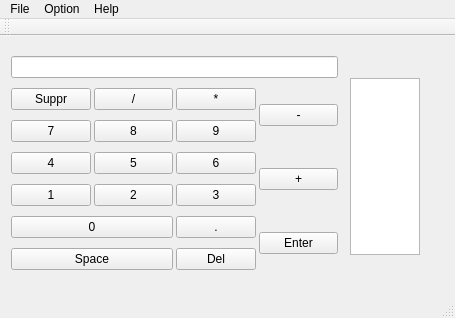
First picture: the form in Calculette LO21/mainwindow.ui, repository lfgLO21/projet-LO21, before the edit.
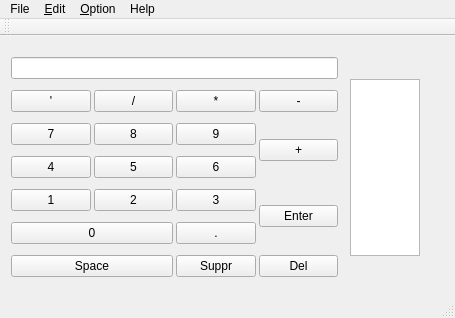
Second picture: the form after the edit.

Commit message: ajout fraction_exception et menu de la calculette

```diff
--- a/Calculette LO21/mainwindow.ui
+++ b/Calculette LO21/mainwindow.ui
@@ -20,14 +20,14 @@
       <x>0</x>
       <y>0</y>
       <width>431</width>
-      <height>261</height>
+      <height>263</height>
      </rect>
     </property>
     <layout class="QVBoxLayout" name="verticalLayout">
      <item>
       <layout class="QHBoxLayout" name="horizontalLayout">
        <item>
-        <layout class="QGridLayout" name="gridLayout" rowstretch="0,0,0,0,0,0,0,0,0,0">
+        <layout class="QGridLayout" name="gridLayout" rowstretch="0,0,0,0,0,0,0,0">
          <property name="sizeConstraint">
           <enum>QLayout::SetMinimumSize</enum>
          </property>
@@ -50,16 +50,6 @@
            </property>
           </widget>
          </item>
-         <item row="5" column="1">
-          <widget class="QPushButton" name="num5Button">
-           <property name="text">
-            <string>5</string>
-           </property>
-           <property name="shortcut">
-            <string>5</string>
-           </property>
-          </widget>
-         </item>
          <item row="3" column="1">
           <widget class="QPushButton" name="num8Button">
            <property name="text">
@@ -70,46 +60,6 @@
            </property>
           </widget>
          </item>
-         <item row="6" column="1">
-          <widget class="QPushButton" name="num2Button">
-           <property name="text">
-            <string>2</string>
-           </property>
-           <property name="shortcut">
-            <string>2</string>
-           </property>
-          </widget>
-         </item>
-         <item row="6" column="0">
-          <widget class="QPushButton" name="num1Button">
-           <property name="text">
-            <string>1</string>
-           </property>
-           <property name="shortcut">
-            <string>1</string>
-           </property>
-          </widget>
-         </item>
-         <item row="8" column="0" colspan="2">
-          <widget class="QPushButton" name="num0Button">
-           <property name="text">
-            <string>0</string>
-           </property>
-           <property name="shortcut">
-            <string>0</string>
-           </property>
-          </widget>
-         </item>
-         <item row="9" column="0" colspan="2">
-          <widget class="QPushButton" name="spaceButton">
-           <property name="text">
-            <string>Space</string>
-           </property>
-           <property name="shortcut">
-            <string>Space</string>
-           </property>
-          </widget>
-         </item>
          <item row="0" column="0" colspan="4">
           <widget class="QLineEdit" name="inputLine">
            <property name="readOnly">
@@ -117,7 +67,57 @@
            </property>
           </widget>
          </item>
-         <item row="5" column="0">
+         <item row="3" column="2">
+          <widget class="QPushButton" name="num9Button">
+           <property name="text">
+            <string>9</string>
+           </property>
+           <property name="shortcut">
+            <string>9</string>
+           </property>
+          </widget>
+         </item>
+         <item row="3" column="3" rowspan="2">
+          <widget class="QPushButton" name="plusButton">
+           <property name="text">
+            <string>+</string>
+           </property>
+           <property name="shortcut">
+            <string>+</string>
+           </property>
+          </widget>
+         </item>
+         <item row="2" column="1">
+          <widget class="QPushButton" name="divButton">
+           <property name="text">
+            <string>/</string>
+           </property>
+           <property name="shortcut">
+            <string>/</string>
+           </property>
+          </widget>
+         </item>
+         <item row="2" column="3">
+          <widget class="QPushButton" name="lessButton">
+           <property name="text">
+            <string>-</string>
+           </property>
+           <property name="shortcut">
+            <string>-</string>
+           </property>
+          </widget>
+         </item>
+         <item row="2" column="2">
+          <widget class="QPushButton" name="mulButton">
+           <property name="text">
+            <string>*</string>
+           </property>
+           <property name="shortcut">
+            <string>*</string>
+           </property>
+          </widget>
+         </item>
+         <item row="4" column="0">
           <widget class="QPushButton" name="num4Button">
            <property name="text">
             <string>4</string>
@@ -127,7 +127,57 @@
            </property>
           </widget>
          </item>
-         <item row="8" column="3" rowspan="2">
+         <item row="4" column="1">
+          <widget class="QPushButton" name="num5Button">
+           <property name="text">
+            <string>5</string>
+           </property>
+           <property name="shortcut">
+            <string>5</string>
+           </property>
+          </widget>
+         </item>
+         <item row="4" column="2">
+          <widget class="QPushButton" name="num6Button">
+           <property name="text">
+            <string>6</string>
+           </property>
+           <property name="shortcut">
+            <string>6</string>
+           </property>
+          </widget>
+         </item>
+         <item row="5" column="0">
+          <widget class="QPushButton" name="num1Button">
+           <property name="text">
+            <string>1</string>
+           </property>
+           <property name="shortcut">
+            <string>1</string>
+           </property>
+          </widget>
+         </item>
+         <item row="5" column="1">
+          <widget class="QPushButton" name="num2Button">
+           <property name="text">
+            <string>2</string>
+           </property>
+           <property name="shortcut">
+            <string>2</string>
+           </property>
+          </widget>
+         </item>
+         <item row="5" column="2">
+          <widget class="QPushButton" name="num3Button">
+           <property name="text">
+            <string>3</string>
+           </property>
+           <property name="shortcut">
+            <string>3</string>
+           </property>
+          </widget>
+         </item>
+         <item row="5" column="3" rowspan="2">
           <widget class="QPushButton" name="enterButton">
            <property name="baseSize">
             <size>
@@ -146,37 +196,17 @@
            </property>
           </widget>
          </item>
+         <item row="6" column="0" colspan="2">
+          <widget class="QPushButton" name="num0Button">
+           <property name="text">
+            <string>0</string>
+           </property>
+           <property name="shortcut">
+            <string>0</string>
+           </property>
+          </widget>
+         </item>
          <item row="6" column="2">
-          <widget class="QPushButton" name="num3Button">
-           <property name="text">
-            <string>3</string>
-           </property>
-           <property name="shortcut">
-            <string>3</string>
-           </property>
-          </widget>
-         </item>
-         <item row="5" column="2">
-          <widget class="QPushButton" name="num6Button">
-           <property name="text">
-            <string>6</string>
-           </property>
-           <property name="shortcut">
-            <string>6</string>
-           </property>
-          </widget>
-         </item>
-         <item row="3" column="2">
-          <widget class="QPushButton" name="num9Button">
-           <property name="text">
-            <string>9</string>
-           </property>
-           <property name="shortcut">
-            <string>9</string>
-           </property>
-          </widget>
-         </item>
-         <item row="8" column="2">
           <widget class="QPushButton" name="pointButton">
            <property name="text">
             <string>.</string>
@@ -186,17 +216,27 @@
            </property>
           </widget>
          </item>
-         <item row="5" column="3" rowspan="2">
-          <widget class="QPushButton" name="plusButton">
+         <item row="7" column="0" colspan="2">
+          <widget class="QPushButton" name="spaceButton">
            <property name="text">
-            <string>+</string>
+            <string>Space</string>
            </property>
            <property name="shortcut">
             <string>+</string>
            </property>
           </widget>
          </item>
-         <item row="9" column="2">
+         <item row="7" column="2">
+          <widget class="QPushButton" name="clearButton">
+           <property name="text">
+            <string>Suppr</string>
+           </property>
+           <property name="shortcut">
+            <string>Del</string>
+           </property>
+          </widget>
+         </item>
+         <item row="7" column="3">
           <widget class="QPushButton" name="supprButton">
            <property name="text">
             <string>Del</string>
@@ -207,42 +247,12 @@
           </widget>
          </item>
          <item row="2" column="0">
-          <widget class="QPushButton" name="clearButton">
+          <widget class="QPushButton" name="quoteButton">
            <property name="text">
-            <string>Suppr</string>
+            <string>'</string>
            </property>
            <property name="shortcut">
-            <string>Del</string>
-           </property>
-          </widget>
-         </item>
-         <item row="2" column="1">
-          <widget class="QPushButton" name="divButton">
-           <property name="text">
-            <string>/</string>
-           </property>
-           <property name="shortcut">
-            <string>/</string>
-           </property>
-          </widget>
-         </item>
-         <item row="2" column="2">
-          <widget class="QPushButton" name="mulButton">
-           <property name="text">
-            <string>*</string>
-           </property>
-           <property name="shortcut">
-            <string>*</string>
-           </property>
-          </widget>
-         </item>
-         <item row="2" column="3" rowspan="2">
-          <widget class="QPushButton" name="lessButton">
-           <property name="text">
-            <string>-</string>
-           </property>
-           <property name="shortcut">
-            <string>-</string>
+            <string>'</string>
            </property>
           </widget>
          </item>
@@ -298,12 +308,6 @@
      <height>21</height>
     </rect>
    </property>
-   <widget class="QMenu" name="menuFile">
-    <property name="title">
-     <string>File</string>
-    </property>
-    <addaction name="actionQuit"/>
-   </widget>
    <widget class="QMenu" name="menuHelp">
     <property name="title">
      <string>Help</string>
@@ -311,10 +315,57 @@
    </widget>
    <widget class="QMenu" name="menuOption">
     <property name="title">
-     <string>Option</string>
+     <string>&amp;Option</string>
     </property>
+    <widget class="QMenu" name="menuComplex_mode">
+     <property name="title">
+      <string>mode complexe</string>
+     </property>
+     <addaction name="actionYes"/>
+     <addaction name="actionNo"/>
+    </widget>
+    <widget class="QMenu" name="menuType_mode">
+     <property name="title">
+      <string>choix type</string>
+     </property>
+     <addaction name="actionInteger"/>
+     <addaction name="actionFloat"/>
+     <addaction name="actionRational"/>
+    </widget>
+    <widget class="QMenu" name="menuChoix_degr_s">
+     <property name="title">
+      <string>choix degrés</string>
+     </property>
+     <addaction name="actionRadian"/>
+     <addaction name="actionDegr"/>
+    </widget>
+    <widget class="QMenu" name="menuUtilisation_clavier">
+     <property name="title">
+      <string>utilisation clavier</string>
+     </property>
+     <addaction name="actionOui"/>
+     <addaction name="actionNon"/>
+    </widget>
+    <addaction name="menuComplex_mode"/>
+    <addaction name="menuType_mode"/>
+    <addaction name="menuChoix_degr_s"/>
+    <addaction name="menuUtilisation_clavier"/>
+   </widget>
+   <widget class="QMenu" name="menuFile">
+    <property name="title">
+     <string>File</string>
+    </property>
+    <addaction name="actionQuit"/>
+   </widget>
+   <widget class="QMenu" name="menu_Edit">
+    <property name="title">
+     <string>&amp;Edit</string>
+    </property>
+    <addaction name="action_Undo"/>
+    <addaction name="action_Redo"/>
    </widget>
    <addaction name="menuFile"/>
+   <addaction name="menu_Edit"/>
    <addaction name="menuOption"/>
    <addaction name="menuHelp"/>
   </widget>
```
Left out of the diff: 108 changed lines with no effect on the pictures. The commit also changes 2 other files.
